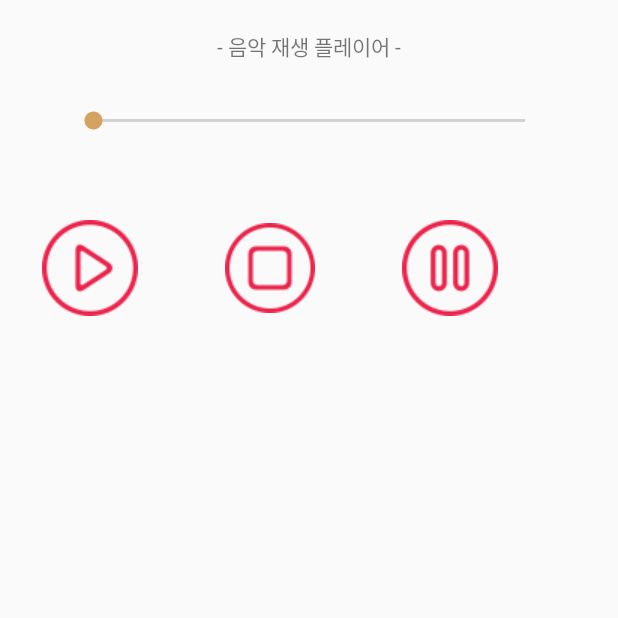
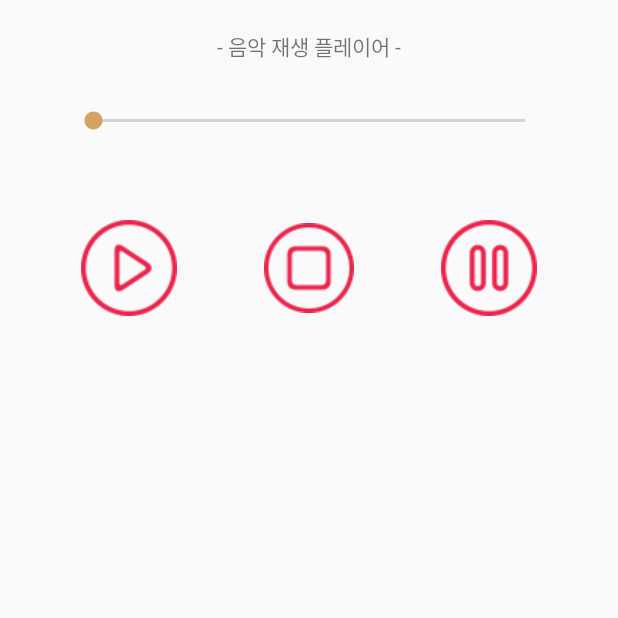
Before and after one commit to hwangseungae/MobilePrograming, an Android app: the MusicActivity screen opened directly, with no data from a screen before it, on a phone screen of 412 x 824 dp, the top half of it. Run offline under Robolectric (Android 15) with nearby library versions, the phone set to English and light mode, and no system bars.

Commit message:
Modified MusicPlayer UI

```diff
--- a/app/src/main/res/layout/activity_music.xml
+++ b/app/src/main/res/layout/activity_music.xml
@@ -25,13 +25,13 @@
     <TextView
         android:layout_width="match_parent"
         android:layout_height="wrap_content"
-        android:layout_gravity="right"
-        android:layout_marginRight="10dp"
+        android:gravity="center"
         android:id="@+id/text1"/>
 
     <LinearLayout
         android:layout_width="match_parent"
-        android:layout_height="wrap_content">
+        android:layout_height="wrap_content"
+        android:gravity="center">
 
         <ImageButton
             android:id="@+id/button1"
```
